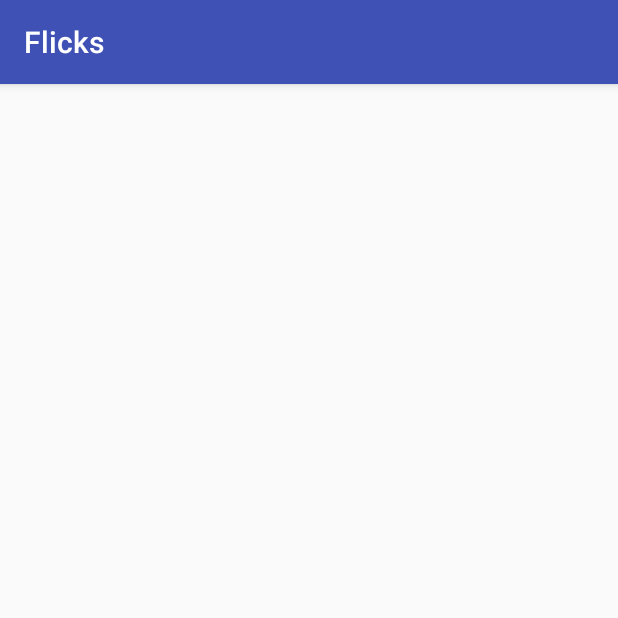
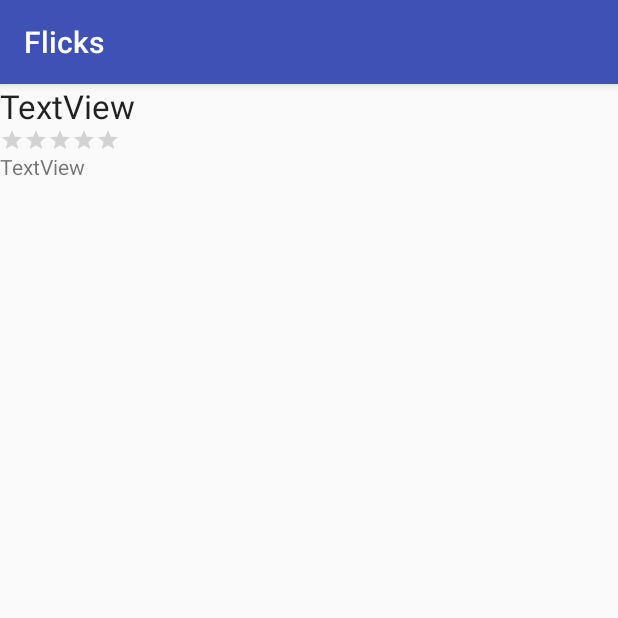
Before and after one commit to rubendicker/Flicks_App, an Android app: the MovieDetailsActivity screen opened directly, with no data from a screen before it, on a phone screen of 412 x 824 dp, the top half of it. Run offline under Robolectric (Android 15) with nearby library versions, the phone set to English and light mode, and no system bars; libraries missing offline, so code that uses them is left out: org.parceler; 5 statements that could not run were skipped.

Commit message:
Completed functionality for being able to click on a movie row and open a new activity that shows more information and ratings for that movie

```diff
--- a/app/src/main/java/com/example/rdicker/flicks/MovieDetailsActivity.java
+++ b/app/src/main/java/com/example/rdicker/flicks/MovieDetailsActivity.java
@@ -3,6 +3,8 @@ package com.example.rdicker.flicks;
 import android.os.Bundle;
 import android.support.v7.app.AppCompatActivity;
 import android.util.Log;
+import android.widget.RatingBar;
+import android.widget.TextView;
 
 import com.example.rdicker.flicks.models.Movie;
 
@@ -13,13 +15,31 @@ public class MovieDetailsActivity extends AppCompatActivity {
     // declares new Movie to be displayed
     Movie movie;
 
+    // declares new view field objects
+    TextView tvTitle;
+    TextView tvOverview;
+    RatingBar rbVoteAverage;
+
     @Override
     protected void onCreate(Bundle savedInstanceState) {
         super.onCreate(savedInstanceState);
         setContentView(R.layout.activity_movie_details);
 
+        // resolves the view objects
+        tvTitle = (TextView) findViewById(R.id.tvTitle);
+        tvOverview = (TextView) findViewById(R.id.tvOverview);
+        rbVoteAverage = (RatingBar) findViewById(R.id.rbVoteAverage);
+
         // unwraps the movie passed through the intent using its simple name as a key
         movie = (Movie) Parcels.unwrap(getIntent().getParcelableExtra(Movie.class.getSimpleName()));
         Log.d("MovieDetailsActivity", String.format("Showing details for '%s'", movie.getTitle()));
+
+        // sets the text of the TextView to the movie's title and overview
+        tvTitle.setText(movie.getTitle());
+        tvOverview.setText(movie.getOverview());
+
+        // calculates vote average (0-5) by dividing current average in form 0-10 by 2
+        float voteAverage = movie.getVoteAverage().floatValue();
+        rbVoteAverage.setRating(voteAverage = voteAverage > 0 ? voteAverage / 2.0f : voteAverage);
     }
 }
--- a/app/src/main/java/com/example/rdicker/flicks/models/Movie.java
+++ b/app/src/main/java/com/example/rdicker/flicks/models/Movie.java
@@ -16,6 +16,7 @@ public class Movie {
     String overview;
     String posterPath; // only the path, not full url
     String backdropPath;
+    Double voteAverage;
 
     // general constructor with no arguments
     public Movie() {}
@@ -26,6 +27,7 @@ public class Movie {
         overview = object.getString("overview");
         posterPath = object.getString("poster_path");
         backdropPath = object.getString("backdrop_path");
+        voteAverage = object.getDouble("vote_average");
     }
 
     public String getTitle() {
@@ -43,4 +45,8 @@ public class Movie {
     public String getBackdropPath() {
         return backdropPath;
     }
+
+    public Double getVoteAverage() {
+        return voteAverage;
+    }
 }
--- a/app/src/main/res/layout/activity_movie_details.xml
+++ b/app/src/main/res/layout/activity_movie_details.xml
@@ -1,9 +1,42 @@
 <?xml version="1.0" encoding="utf-8"?>
-<android.support.constraint.ConstraintLayout xmlns:android="http://schemas.android.com/apk/res/android"
+<RelativeLayout xmlns:android="http://schemas.android.com/apk/res/android"
     xmlns:app="http://schemas.android.com/apk/res-auto"
     xmlns:tools="http://schemas.android.com/tools"
     android:layout_width="match_parent"
     android:layout_height="match_parent"
     tools:context="com.example.rdicker.flicks.MovieDetailsActivity">
 
-</android.support.constraint.ConstraintLayout>
+    <TextView
+        android:id="@+id/tvTitle"
+        android:layout_width="wrap_content"
+        android:layout_height="wrap_content"
+        android:layout_alignParentEnd="true"
+        android:layout_alignParentLeft="true"
+        android:layout_alignParentRight="true"
+        android:layout_alignParentStart="true"
+        android:layout_alignParentTop="true"
+        android:text="TextView"
+        android:textAppearance="@android:style/TextAppearance.Large" />
+
+    <RatingBar
+        android:id="@+id/rbVoteAverage"
+        style="@style/Widget.AppCompat.RatingBar.Small"
+        android:layout_width="wrap_content"
+        android:layout_height="wrap_content"
+        android:layout_alignParentLeft="true"
+        android:layout_alignParentStart="true"
+        android:layout_below="@+id/tvTitle"
+        android:numStars="5"
+        android:stepSize="0.5" />
+
+    <TextView
+        android:id="@+id/tvOverview"
+        android:layout_width="wrap_content"
+        android:layout_height="wrap_content"
+        android:layout_alignParentEnd="true"
+        android:layout_alignParentLeft="true"
+        android:layout_alignParentRight="true"
+        android:layout_alignParentStart="true"
+        android:layout_below="@+id/rbVoteAverage"
+        android:text="TextView" />
+</RelativeLayout>
```
Also changed, not shown: 2 other files.
